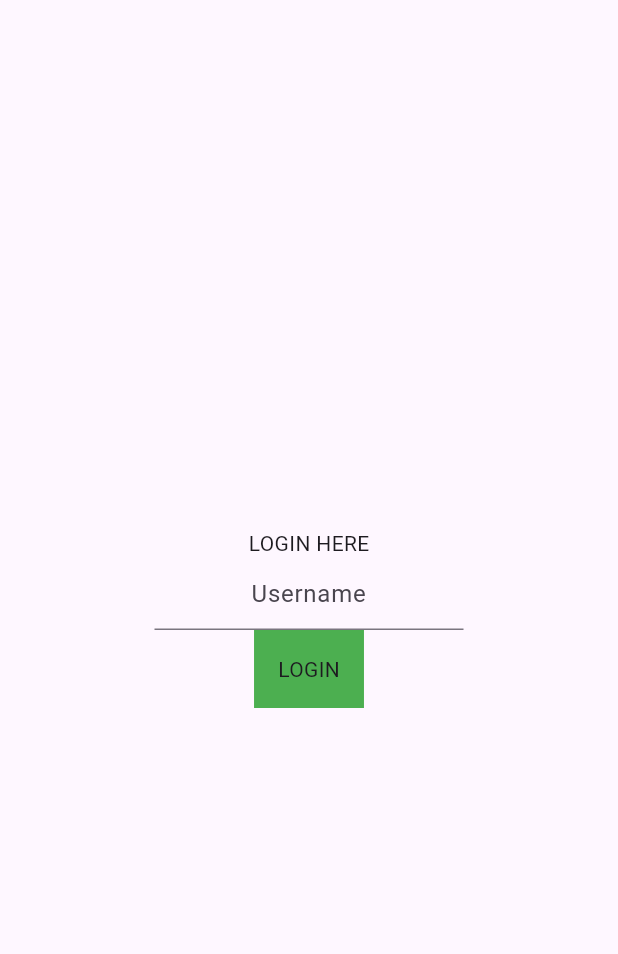
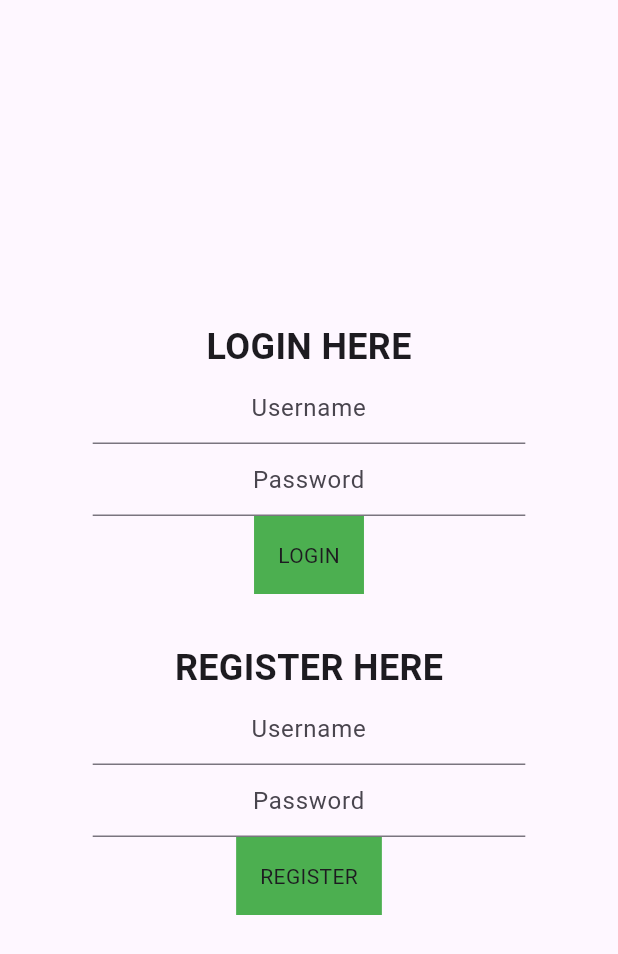
Before and after one commit to FarhanAR09/NotionClone, a Flutter app: the screen it shows after launch, on a phone screen of 412 x 824 dp. Shown: the top 954 px of the screen. Run offline on Flutter 3.47's test engine with Material 3 defaults, Android fonts, the phone set to English and light mode, and no system bars.

Commit message:
Added register and user dummy api

```diff
--- /dev/null
+++ b/lib/api/userApi.dart
@@ -0,0 +1,11 @@
+import 'package:notion_clone/models/user.dart';
+
+class UserAPI{
+  Future createUser (User user) async {
+
+  }
+
+  Future<String> login (User user) async {
+    return user.username;
+  }
+}
--- /dev/null
+++ b/lib/models/user.dart
@@ -0,0 +1,5 @@
+class User {
+  String username;
+  String password;
+  User(this.username, this.password);
+}
--- a/lib/screens/login.dart
+++ b/lib/screens/login.dart
@@ -1,13 +1,27 @@
 import 'package:flutter/material.dart';
+import 'package:notion_clone/api/userApi.dart';
 import 'package:notion_clone/screens/noteSelection.dart';
+
+import '../models/user.dart';
 
 class LoginScreen extends StatelessWidget {
   LoginScreen({super.key});
 
-  final usernameController = TextEditingController();
+  final usernameLoginController = TextEditingController();
+  final passwordLoginController = TextEditingController();
+
+  final usernameRegisterController = TextEditingController();
+  final passwordRegisterController = TextEditingController();
 
   @override
   Widget build(BuildContext context) {
+
+    void showMessage(String message){
+      ScaffoldMessenger.of(context).showSnackBar(
+          SnackBar(content: Text(message))
+      );
+    }
+
     return Scaffold(
       body: Container(
         alignment: Alignment.center,
@@ -19,20 +33,40 @@ class LoginScreen extends StatelessWidget {
           children: [
             const Text(
               "LOGIN HERE",
+                style: TextStyle(
+                  fontSize: 24,
+                  fontWeight: FontWeight.bold,
+                )
             ),
             SizedBox(
-              width: 0.5 * MediaQuery.sizeOf(context).width,
+              width: 0.7 * MediaQuery.sizeOf(context).width,
               child: TextField(
-                controller: usernameController,
+                controller: usernameLoginController,
                 textAlign: TextAlign.center,
                 decoration: const InputDecoration(
                     hintText: 'Username'
                 ),
               ),
             ),
+            SizedBox(
+              width: 0.7 * MediaQuery.sizeOf(context).width,
+              child: TextField(
+                controller: passwordLoginController,
+                textAlign: TextAlign.center,
+                decoration: const InputDecoration(
+                    hintText: 'Password'
+                ),
+              ),
+            ),
             GestureDetector(
               onTap: (){
-                Navigator.push(context, MaterialPageRoute(builder: (context) => NoteSelectScreen()));
+                UserAPI().login(User(usernameLoginController.text, passwordLoginController.text))
+                .then((_){
+                  Navigator.push(context, MaterialPageRoute(builder: (context) => NoteSelectScreen()));
+                })
+                .catchError((err){
+                  showMessage(err);
+                });
               },
               child: Container(
                 padding: const EdgeInsets.all(16),
@@ -40,7 +74,55 @@ class LoginScreen extends StatelessWidget {
                   color: Colors.green,
                 ),
                 child: const Text(
-                  "LOGIN"
+                  "LOGIN",
+                ),
+              ),
+            ),
+            const SizedBox(height: 32,),
+            const Text(
+                "REGISTER HERE",
+                style: TextStyle(
+                  fontSize: 24,
+                  fontWeight: FontWeight.bold,
+                )
+            ),
+            SizedBox(
+              width: 0.7 * MediaQuery.sizeOf(context).width,
+              child: TextField(
+                controller: usernameRegisterController,
+                textAlign: TextAlign.center,
+                decoration: const InputDecoration(
+                    hintText: 'Username'
+                ),
+              ),
+            ),
+            SizedBox(
+              width: 0.7 * MediaQuery.sizeOf(context).width,
+              child: TextField(
+                controller: passwordRegisterController,
+                textAlign: TextAlign.center,
+                decoration: const InputDecoration(
+                    hintText: 'Password'
+                ),
+              ),
+            ),
+            GestureDetector(
+                onTap: (){
+                  UserAPI().createUser(User(usernameLoginController.text, passwordLoginController.text))
+                      .then((_){
+                    showMessage("Berhasil register");
+                  })
+                      .catchError((err){
+                    showMessage(err);
+                  });
+                },
+              child: Container(
+                padding: const EdgeInsets.all(16),
+                decoration: const BoxDecoration(
+                  color: Colors.green,
+                ),
+                child: const Text(
+                  "REGISTER",
                 ),
               ),
             ),
--- /dev/null
+++ b/lib/static/loginInfo.dart
@@ -0,0 +1,3 @@
+class LoginInfo {
+  static String username = "";
+}
```
